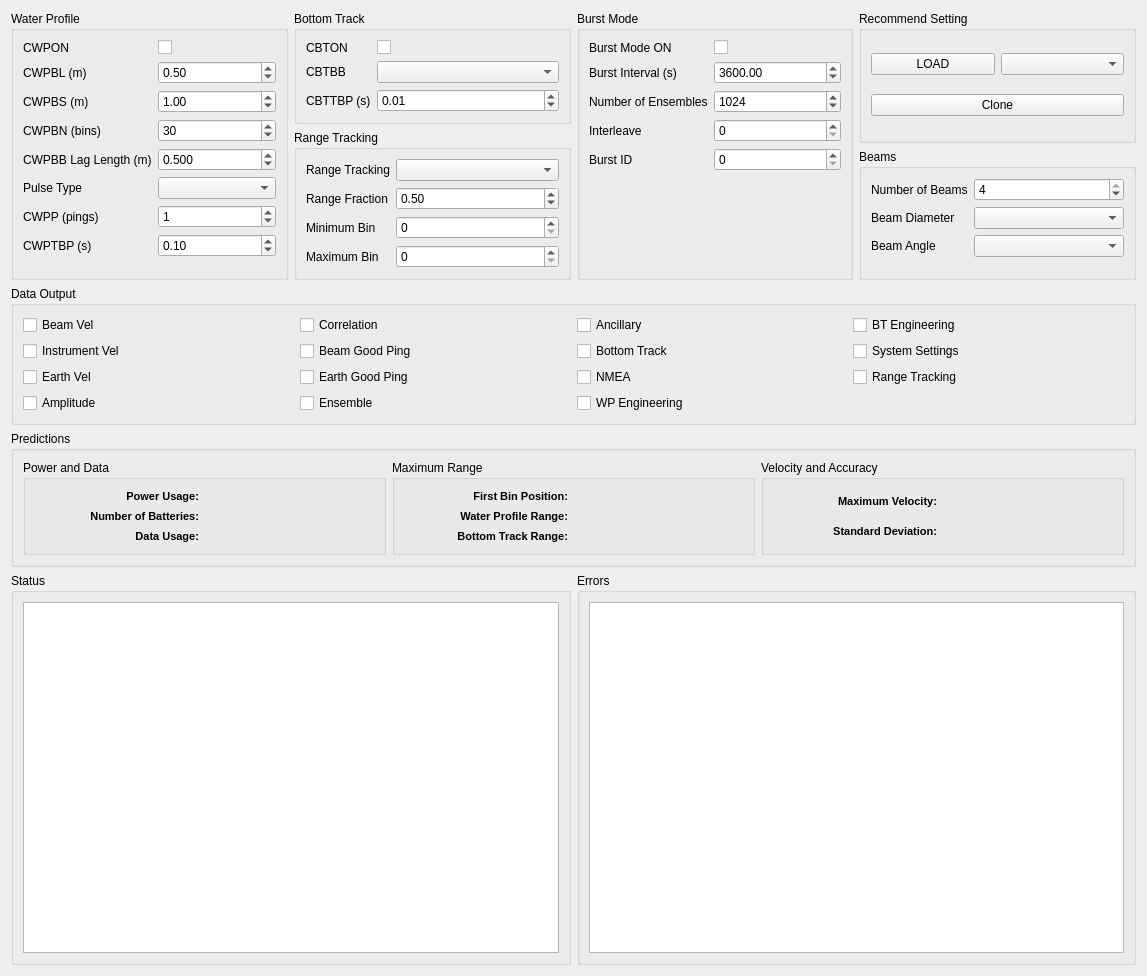
ricorx7/PredictR, file PredictR_view/subsystem_view.ui: the form before one commit.
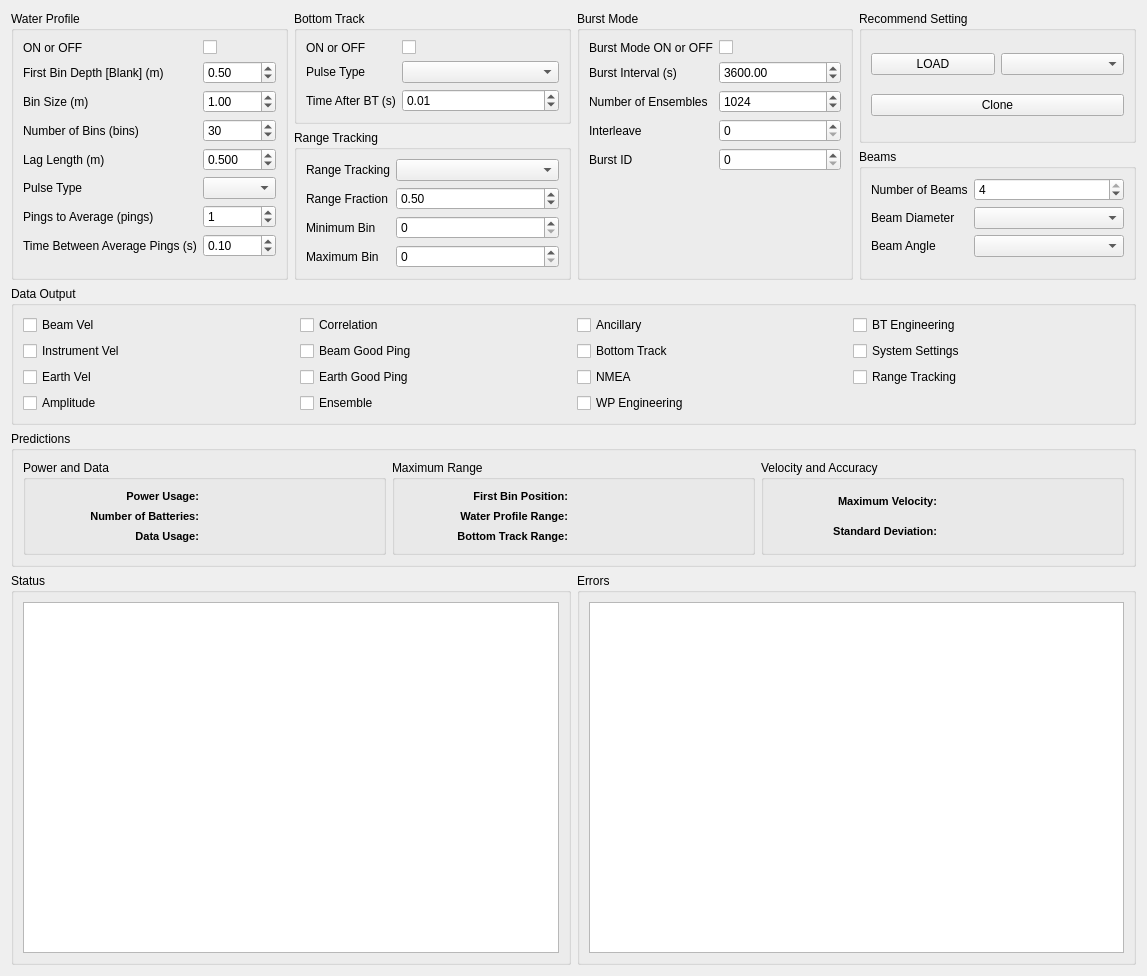
The form after the commit.

Commit message: PredictR-1.12  - Add the option for dark mode  - Fixed the layout  - Reworded the options  - Added Lithium option  - Updated the CBI command options like Busrt ID.

Diff of the .ui file:
```diff
--- a/PredictR_view/subsystem_view.ui
+++ b/PredictR_view/subsystem_view.ui
@@ -25,14 +25,14 @@
         <item row="1" column="0">
          <widget class="QLabel" name="label">
           <property name="text">
-           <string>CWPON</string>
+           <string>ON or OFF</string>
           </property>
          </widget>
         </item>
         <item row="2" column="0">
          <widget class="QLabel" name="label_2">
           <property name="text">
-           <string>CWPBL (m)</string>
+           <string>First Bin Depth [Blank] (m)</string>
           </property>
          </widget>
         </item>
@@ -49,7 +49,7 @@
         <item row="3" column="0">
          <widget class="QLabel" name="label_3">
           <property name="text">
-           <string>CWPBS (m)</string>
+           <string>Bin Size (m)</string>
           </property>
          </widget>
         </item>
@@ -72,7 +72,7 @@
         <item row="4" column="0">
          <widget class="QLabel" name="label_4">
           <property name="text">
-           <string>CWPBN (bins)</string>
+           <string>Number of Bins (bins)</string>
           </property>
          </widget>
         </item>
@@ -92,7 +92,7 @@
         <item row="5" column="0">
          <widget class="QLabel" name="label_5">
           <property name="text">
-           <string>CWPBB Lag Length (m)</string>
+           <string>Lag Length (m)</string>
           </property>
          </widget>
         </item>
@@ -122,7 +122,7 @@
         <item row="7" column="0">
          <widget class="QLabel" name="label_7">
           <property name="text">
-           <string>CWPP (pings)</string>
+           <string>Pings to Average (pings)</string>
           </property>
          </widget>
         </item>
@@ -139,7 +139,7 @@
         <item row="8" column="0">
          <widget class="QLabel" name="label_8">
           <property name="text">
-           <string>CWPTBP (s)</string>
+           <string>Time Between Average Pings (s)</string>
           </property>
          </widget>
         </item>
@@ -174,7 +174,7 @@
           <item row="0" column="0">
            <widget class="QLabel" name="label_9">
             <property name="text">
-             <string>CBTON</string>
+             <string>ON or OFF</string>
             </property>
            </widget>
           </item>
@@ -188,7 +188,7 @@
           <item row="1" column="0">
            <widget class="QLabel" name="label_10">
             <property name="text">
-             <string>CBTBB</string>
+             <string>Pulse Type</string>
             </property>
            </widget>
           </item>
@@ -198,7 +198,7 @@
           <item row="2" column="0">
            <widget class="QLabel" name="label_11">
             <property name="text">
-             <string>CBTTBP (s)</string>
+             <string>Time After BT (s)</string>
             </property>
            </widget>
           </item>
@@ -325,7 +325,7 @@
           <item row="1" column="0">
            <widget class="QLabel" name="label_12">
             <property name="text">
-             <string>Burst Mode ON</string>
+             <string>Burst Mode ON or OFF</string>
             </property>
            </widget>
           </item>
```
The commit also changes 8 other files.
